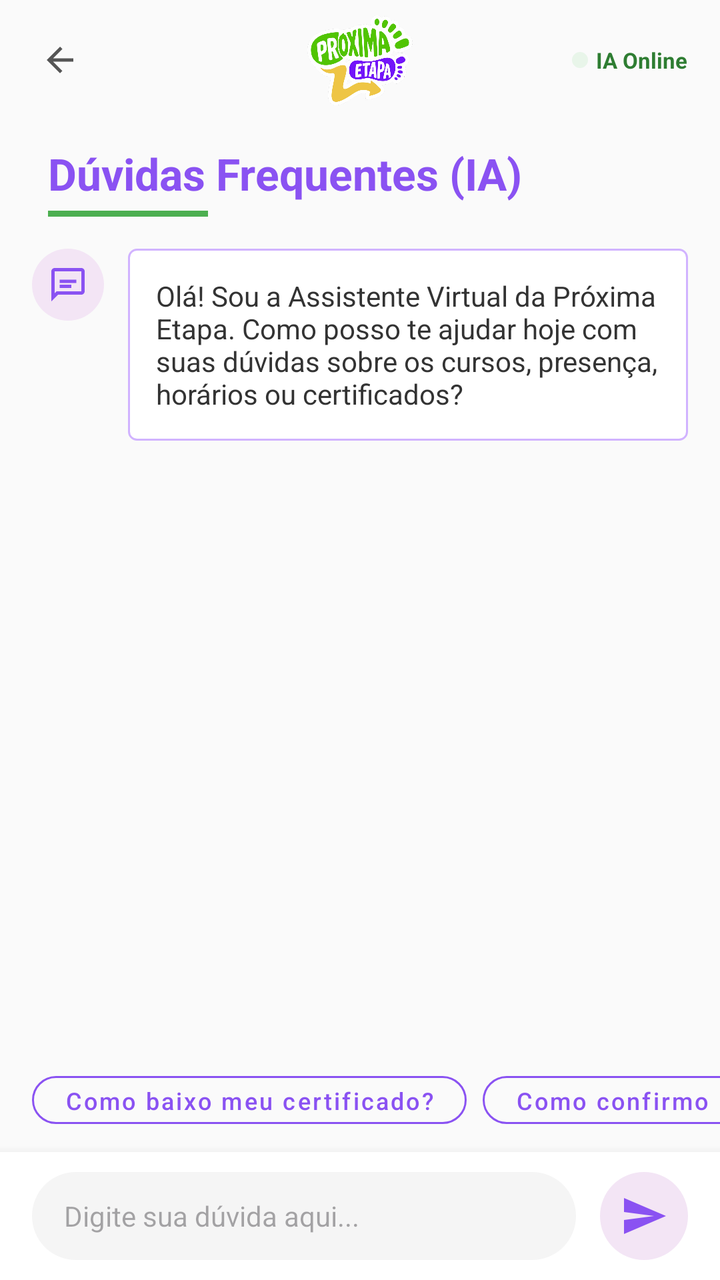
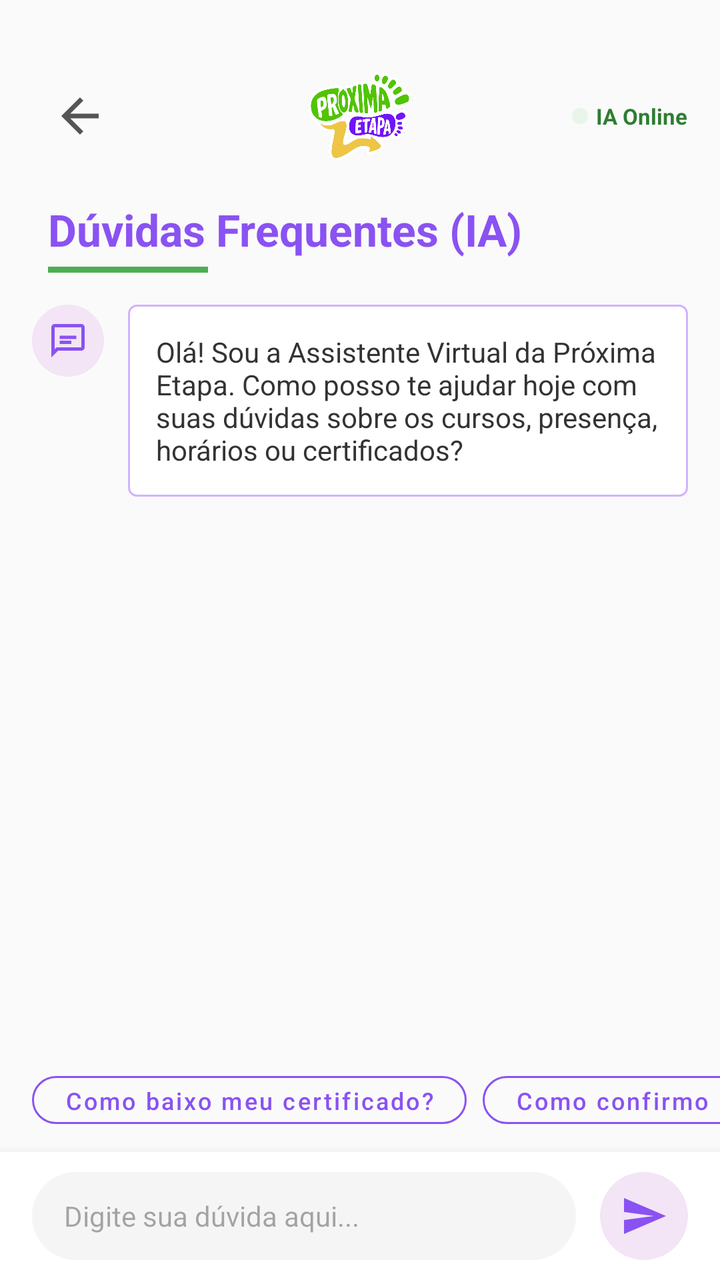

Before-and-after screenshots of an Android layout around one commit, followed by the original layout XML and the change that was made.
<!-- AndroidManifest.xml: application theme Theme.NextStepApp -->
<!-- res/layout/activity_chat_ia.xml -->
<?xml version="1.0" encoding="utf-8"?>
<androidx.constraintlayout.widget.ConstraintLayout xmlns:android="http://schemas.android.com/apk/res/android"
    xmlns:app="http://schemas.android.com/apk/res-auto"
    xmlns:tools="http://schemas.android.com/tools"
    android:layout_width="match_parent"
    android:layout_height="match_parent"
    android:background="#FAFAFA"
    tools:context=".ui.ChatIaActivity">

    
    <androidx.constraintlayout.widget.ConstraintLayout
        android:id="@+id/topBar"
        android:layout_width="match_parent"
        android:layout_height="60dp"
        android:paddingHorizontal="16dp"
        app:layout_constraintTop_toTopOf="parent">

        <ImageView
            android:id="@+id/btnBack"
            android:layout_width="28dp"
            android:layout_height="28dp"
            android:padding="4dp"
            android:src="@drawable/ic_back"
            app:layout_constraintBottom_toBottomOf="parent"
            app:layout_constraintStart_toStartOf="parent"
            app:layout_constraintTop_toTopOf="parent"
            app:tint="#555555" />

        <ImageView
            android:id="@+id/logoDetails"
            android:layout_width="110dp"
            android:layout_height="45dp"
            android:src="@drawable/logoproximaetapa"
            app:layout_constraintBottom_toBottomOf="parent"
            app:layout_constraintEnd_toEndOf="parent"
            app:layout_constraintStart_toStartOf="parent"
            app:layout_constraintTop_toTopOf="parent" />

        <LinearLayout
            android:layout_width="wrap_content"
            android:layout_height="wrap_content"
            android:gravity="center_vertical"
            android:orientation="horizontal"
            app:layout_constraintBottom_toBottomOf="parent"
            app:layout_constraintEnd_toEndOf="parent"
            app:layout_constraintTop_toTopOf="parent">

            <View
                android:layout_width="8dp"
                android:layout_height="8dp"
                android:background="@drawable/light_green_circle" />

            <TextView
                android:layout_width="wrap_content"
                android:layout_height="wrap_content"
                android:layout_marginStart="4dp"
                android:text="IA Online"
                android:textColor="#2E7D32"
                android:textSize="11sp"
                android:textStyle="bold" />
        </LinearLayout>
    </androidx.constraintlayout.widget.ConstraintLayout>

    
    <TextView
        android:id="@+id/tvHeaderTitle"
        android:layout_width="wrap_content"
        android:layout_height="wrap_content"
        android:layout_marginStart="24dp"
        android:layout_marginTop="12dp"
        android:text="Dúvidas Frequentes (IA)"
        android:textColor="@color/purple_primary"
        android:textSize="22sp"
        android:textStyle="bold"
        app:layout_constraintStart_toStartOf="parent"
        app:layout_constraintTop_toBottomOf="@id/topBar" />

    <View
        android:id="@+id/titleUnderline"
        android:layout_width="80dp"
        android:layout_height="3dp"
        android:layout_marginStart="24dp"
        android:layout_marginTop="4dp"
        android:background="#4CAF50"
        app:layout_constraintStart_toStartOf="parent"
        app:layout_constraintTop_toBottomOf="@id/tvHeaderTitle" />

    
    <ScrollView
        android:id="@+id/scrollChat"
        android:layout_width="match_parent"
        android:layout_height="0dp"
        android:fillViewport="true"
        android:padding="16dp"
        app:layout_constraintBottom_toTopOf="@id/quickChipsScroll"
        app:layout_constraintTop_toBottomOf="@id/titleUnderline">

        <LinearLayout
            android:id="@+id/containerMessages"
            android:layout_width="match_parent"
            android:layout_height="wrap_content"
            android:orientation="vertical">

            
            <LinearLayout
                android:layout_width="match_parent"
                android:layout_height="wrap_content"
                android:layout_marginBottom="12dp"
                android:orientation="horizontal">

                <ImageView
                    android:layout_width="36dp"
                    android:layout_height="36dp"
                    android:background="@drawable/light_purple_circle"
                    android:padding="8dp"
                    android:src="@drawable/ic_chat"
                    app:tint="@color/purple_primary" />

                <TextView
                    android:layout_width="0dp"
                    android:layout_height="wrap_content"
                    android:layout_marginStart="12dp"
                    android:layout_weight="1"
                    android:background="@drawable/bg_event_card"
                    android:padding="14dp"
                    android:text="Olá! Sou a Assistente Virtual da Próxima Etapa. Como posso te ajudar hoje com suas dúvidas sobre os cursos, presença, horários ou certificados?"
                    android:textColor="#333333"
                    android:textSize="14sp" />
            </LinearLayout>

        </LinearLayout>
    </ScrollView>

    
    <HorizontalScrollView
        android:id="@+id/quickChipsScroll"
        android:layout_width="match_parent"
        android:layout_height="wrap_content"
        android:layout_marginBottom="8dp"
        android:scrollbars="none"
        app:layout_constraintBottom_toTopOf="@id/inputBar">

        <LinearLayout
            android:layout_width="wrap_content"
            android:layout_height="wrap_content"
            android:orientation="horizontal"
            android:paddingHorizontal="16dp">

            <com.google.android.material.button.MaterialButton
                android:id="@+id/chipCertificado"
                style="@style/Widget.MaterialComponents.Button.OutlinedButton"
                android:layout_width="wrap_content"
                android:layout_height="36dp"
                android:layout_marginEnd="8dp"
                android:text="Como baixo meu certificado?"
                android:textAllCaps="false"
                android:textColor="@color/purple_primary"
                android:textSize="12sp"
                app:cornerRadius="18dp"
                app:strokeColor="@color/purple_primary" />

            <com.google.android.material.button.MaterialButton
                android:id="@+id/chipPresenca"
                style="@style/Widget.MaterialComponents.Button.OutlinedButton"
                android:layout_width="wrap_content"
                android:layout_height="36dp"
                android:layout_marginEnd="8dp"
                android:text="Como confirmo presença?"
                android:textAllCaps="false"
                android:textColor="@color/purple_primary"
                android:textSize="12sp"
                app:cornerRadius="18dp"
                app:strokeColor="@color/purple_primary" />

            <com.google.android.material.button.MaterialButton
                android:id="@+id/chipHorarios"
                style="@style/Widget.MaterialComponents.Button.OutlinedButton"
                android:layout_width="wrap_content"
                android:layout_height="36dp"
                android:text="Onde vejo os horários?"
                android:textAllCaps="false"
                android:textColor="@color/purple_primary"
                android:textSize="12sp"
                app:cornerRadius="18dp"
                app:strokeColor="@color/purple_primary" />

        </LinearLayout>
    </HorizontalScrollView>

    
    <androidx.constraintlayout.widget.ConstraintLayout
        android:id="@+id/inputBar"
        android:layout_width="match_parent"
        android:layout_height="64dp"
        android:background="@color/white"
        android:elevation="8dp"
        android:paddingHorizontal="16dp"
        app:layout_constraintBottom_toBottomOf="parent">

        <EditText
            android:id="@+id/etMessage"
            android:layout_width="0dp"
            android:layout_height="44dp"
            android:layout_marginEnd="12dp"
            android:background="@drawable/bg_search_bar"
            android:hint="Digite sua dúvida aqui..."
            android:paddingHorizontal="16dp"
            android:textSize="14sp"
            app:layout_constraintBottom_toBottomOf="parent"
            app:layout_constraintEnd_toStartOf="@id/btnSend"
            app:layout_constraintStart_toStartOf="parent"
            app:layout_constraintTop_toTopOf="parent" />

        <ImageView
            android:id="@+id/btnSend"
            android:layout_width="44dp"
            android:layout_height="44dp"
            android:background="@drawable/light_purple_circle"
            android:padding="10dp"
            android:src="@drawable/ic_send"
            app:layout_constraintBottom_toBottomOf="parent"
            app:layout_constraintEnd_toEndOf="parent"
            app:layout_constraintTop_toTopOf="parent"
            app:tint="@color/purple_primary" />

    </androidx.constraintlayout.widget.ConstraintLayout>

</androidx.constraintlayout.widget.ConstraintLayout>
<!-- resources referenced by this layout -->
<resources>
  <color name="purple_primary">#8A52F2</color>
  <color name="white">#FFFFFFFF</color>
  <!-- drawable bg_event_card (drawable) -->
  <?xml version="1.0" encoding="utf-8"?>
  <shape xmlns:android="http://schemas.android.com/apk/res/android">
      <solid android:color="@color/white" />
      <stroke android:width="1dp" android:color="#D1B3FF" />
      <corners android:radius="4dp" />
  </shape>
  <!-- drawable bg_search_bar (drawable) -->
  <?xml version="1.0" encoding="utf-8"?>
  <shape xmlns:android="http://schemas.android.com/apk/res/android">
      <solid android:color="#F5F5F5" />
      <corners android:radius="24dp" />
  </shape>
  <!-- drawable ic_back (drawable) -->
  <vector xmlns:android="http://schemas.android.com/apk/res/android"
      android:width="24dp"
      android:height="24dp"
      android:viewportWidth="24"
      android:viewportHeight="24">
      <path
          android:fillColor="#FF000000"
          android:pathData="M20,11H7.83l5.59,-5.59L12,4l-8,8 8,8 1.41,-1.41L7.83,13H20v-2z" />
  </vector>
  <!-- drawable ic_chat (drawable) -->
  <vector xmlns:android="http://schemas.android.com/apk/res/android"
      android:width="24dp"
      android:height="24dp"
      android:viewportWidth="24"
      android:viewportHeight="24">
      <path
          android:fillColor="#FF000000"
          android:pathData="M20,2H4C2.9,2 2,2.9 2,4V22L6,18H20C21.1,18 22,17.1 22,16V4C22,2.9 21.1,2 20,2ZM20,16H5.17L4,17.17V4H20V16Z"/>
      <path
          android:fillColor="#FF000000"
          android:pathData="M7,9H17V11H7V9ZM7,12H14V14H7V12Z"/>
  </vector>
  <!-- drawable ic_send (drawable) -->
  <vector xmlns:android="http://schemas.android.com/apk/res/android"
      android:width="24dp"
      android:height="24dp"
      android:viewportWidth="24"
      android:viewportHeight="24">
      <path
          android:fillColor="#FF000000"
          android:pathData="M2.01,21L23,12L2.01,3L2,10L17,12L2,14L2.01,21Z" />
  </vector>
  <!-- drawable light_green_circle (drawable) -->
  <?xml version="1.0" encoding="utf-8"?>
  <shape xmlns:android="http://schemas.android.com/apk/res/android"
      android:shape="oval">
      <solid android:color="#E8F5E9" />
  </shape>
  <!-- drawable light_purple_circle (drawable) -->
  <?xml version="1.0" encoding="utf-8"?>
  <shape xmlns:android="http://schemas.android.com/apk/res/android"
      android:shape="oval">
      <solid android:color="#F3E5F5" />
  </shape>
  <!-- drawable logoproximaetapa: png bitmap (drawable, 222754 bytes) -->
  <style name="Theme.NextStepApp" parent="Base.Theme.NextStepApp" />
  <style name="Base.Theme.NextStepApp" parent="Theme.Material3.DayNight.NoActionBar">
          
          
      </style>
</resources>

<!-- the commit's change to res/layout/activity_chat_ia.xml (unified diff, before → after) -->
@@ -5,6 +5,7 @@
     android:layout_width="match_parent"
     android:layout_height="match_parent"
     android:background="#FAFAFA"
+    android:fitsSystemWindows="true"
     tools:context=".ui.ChatIaActivity">
 
     
@@ -12,14 +13,21 @@
         android:id="@+id/topBar"
         android:layout_width="match_parent"
         android:layout_height="60dp"
+        android:layout_marginTop="28dp"
+        android:elevation="10dp"
         android:paddingHorizontal="16dp"
         app:layout_constraintTop_toTopOf="parent">
 
         <ImageView
             android:id="@+id/btnBack"
-            android:layout_width="28dp"
-            android:layout_height="28dp"
-            android:padding="4dp"
+            android:layout_width="48dp"
+            android:layout_height="48dp"
+            android:contentDescription="Voltar"
+            android:padding="10dp"
+            android:clickable="true"
+            android:focusable="true"
+            android:elevation="12dp"
+            android:background="?attr/selectableItemBackgroundBorderless"
             android:src="@drawable/ic_back"
             app:layout_constraintBottom_toBottomOf="parent"
             app:layout_constraintStart_toStartOf="parent"
